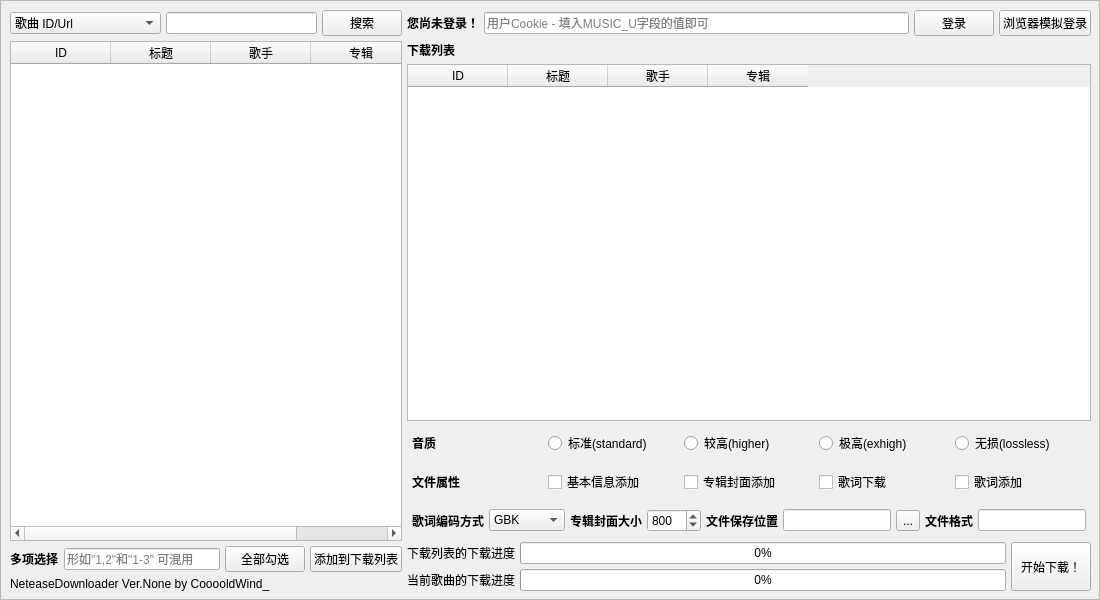
Before: the Qt Designer form form.ui in Cooooldwind/netease-downloader, drawn with Qt 5.
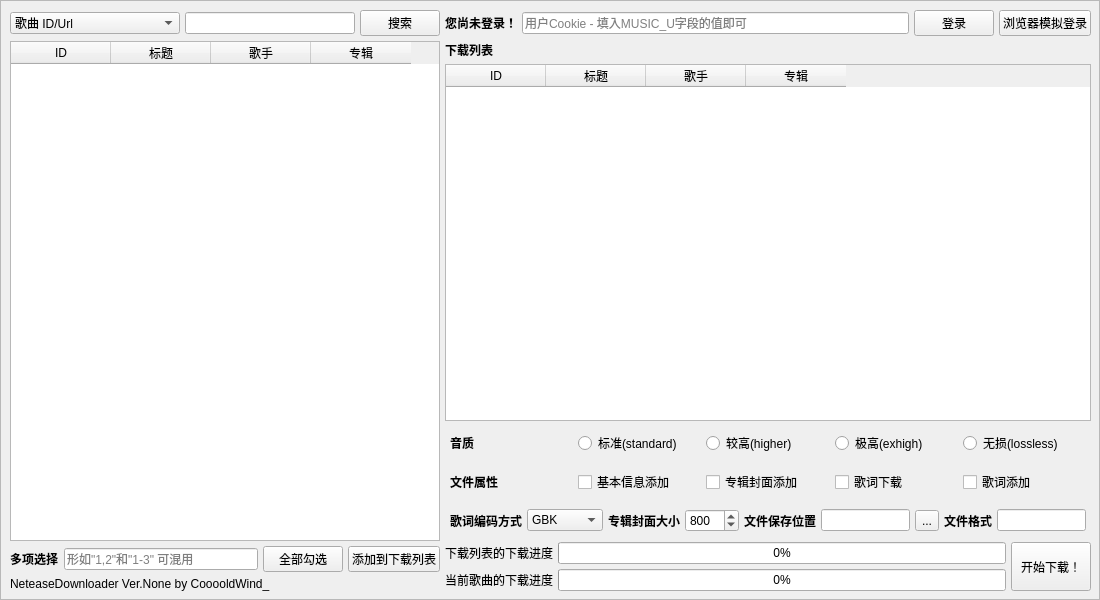
After: the same form once the commit is applied.

Patch:
```diff
--- a/form.ui
+++ b/form.ui
@@ -40,8 +40,8 @@
    </property>
    <property name="maximumSize">
     <size>
-     <width>1100</width>
-     <height>600</height>
+     <width>16777215</width>
+     <height>16777215</height>
     </size>
    </property>
    <widget class="QFrame" name="mainFrame">
@@ -59,10 +59,16 @@
       <verstretch>0</verstretch>
      </sizepolicy>
     </property>
+    <property name="minimumSize">
+     <size>
+      <width>1100</width>
+      <height>600</height>
+     </size>
+    </property>
     <property name="maximumSize">
      <size>
-      <width>1100</width>
-      <height>600</height>
+      <width>16777215</width>
+      <height>16777215</height>
      </size>
     </property>
     <property name="frameShape">
@@ -80,10 +86,13 @@
        <height>601</height>
       </rect>
      </property>
-     <layout class="QHBoxLayout" name="mainHorizontalLayout">
+     <layout class="QHBoxLayout" name="mainHorizontalLayout" stretch="2,3">
       <property name="spacing">
        <number>5</number>
       </property>
+      <property name="sizeConstraint">
+       <enum>QLayout::SizeConstraint::SetNoConstraint</enum>
+      </property>
       <property name="leftMargin">
        <number>10</number>
       </property>
@@ -101,6 +110,9 @@
         <property name="spacing">
          <number>5</number>
         </property>
+        <property name="sizeConstraint">
+         <enum>QLayout::SizeConstraint::SetNoConstraint</enum>
+        </property>
         <property name="leftMargin">
          <number>0</number>
         </property>
@@ -297,8 +309,8 @@
           <property name="font">
            <font>
             <italic>false</italic>
+            <bold>false</bold>
             <underline>false</underline>
-            <fontweight>Light</fontweight>
            </font>
           </property>
           <property name="text">
@@ -310,6 +322,12 @@
       </item>
       <item>
        <layout class="QVBoxLayout" name="rightVerticalLayout">
+        <property name="spacing">
+         <number>5</number>
+        </property>
+        <property name="sizeConstraint">
+         <enum>QLayout::SizeConstraint::SetNoConstraint</enum>
+        </property>
         <property name="leftMargin">
          <number>0</number>
         </property>
```
Left out of the diff: 2 changed lines with no effect on the pictures.
